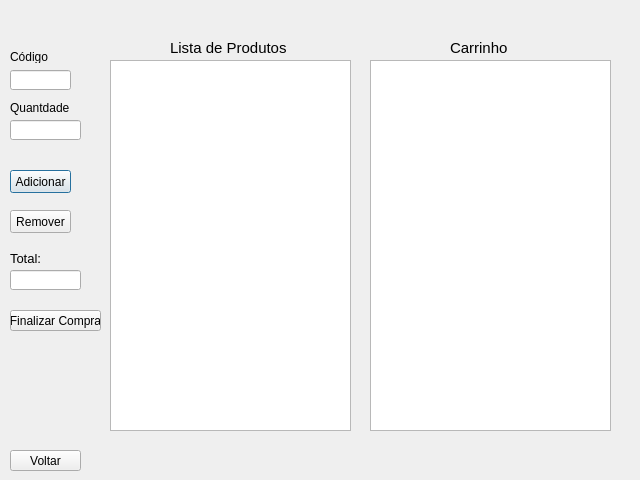
First picture: the form in Qt-designer/tela_vendas.ui, repository somar07/Controle-de-Estoque-com-Interface, before the edit.
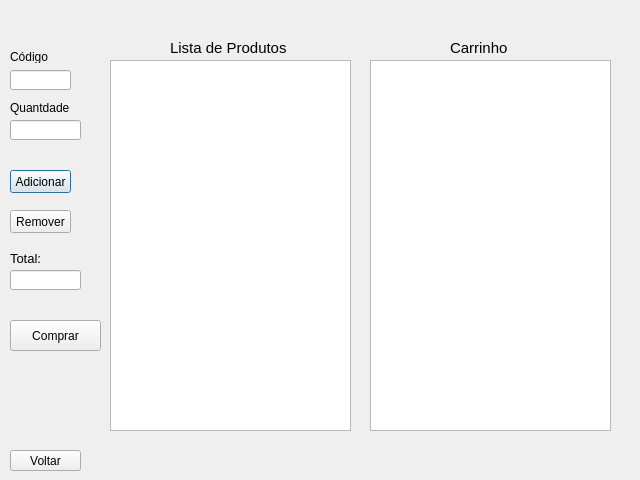
Second picture: the form after the edit.

Commit message: Implementação do botao voltar e remover da tela de vendas, modificações necessarias para a implementacao dos mesmos, modificacoes de escrita

What changed in the file:
```diff
--- a/Qt-designer/tela_vendas.ui
+++ b/Qt-designer/tela_vendas.ui
@@ -74,7 +74,7 @@
     <rect>
      <x>10</x>
      <y>100</y>
-     <width>61</width>
+     <width>71</width>
      <height>16</height>
     </rect>
    </property>
@@ -145,13 +145,13 @@
    <property name="geometry">
     <rect>
      <x>10</x>
-     <y>310</y>
+     <y>320</y>
      <width>91</width>
-     <height>21</height>
+     <height>31</height>
     </rect>
    </property>
    <property name="text">
-    <string>Finalizar Compra</string>
+    <string>Comprar</string>
    </property>
   </widget>
   <widget class="QPushButton" name="pushButton_4">
```
The commit also changes 18 other files.
